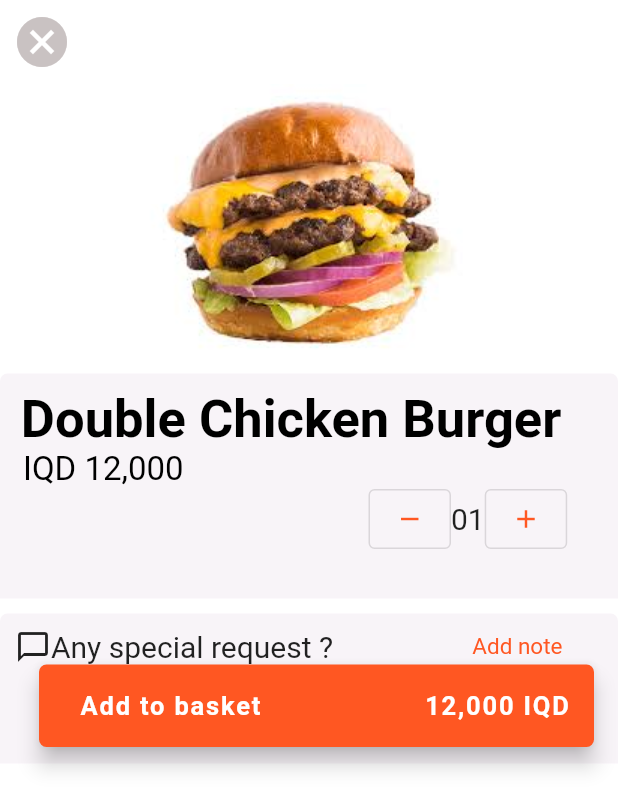
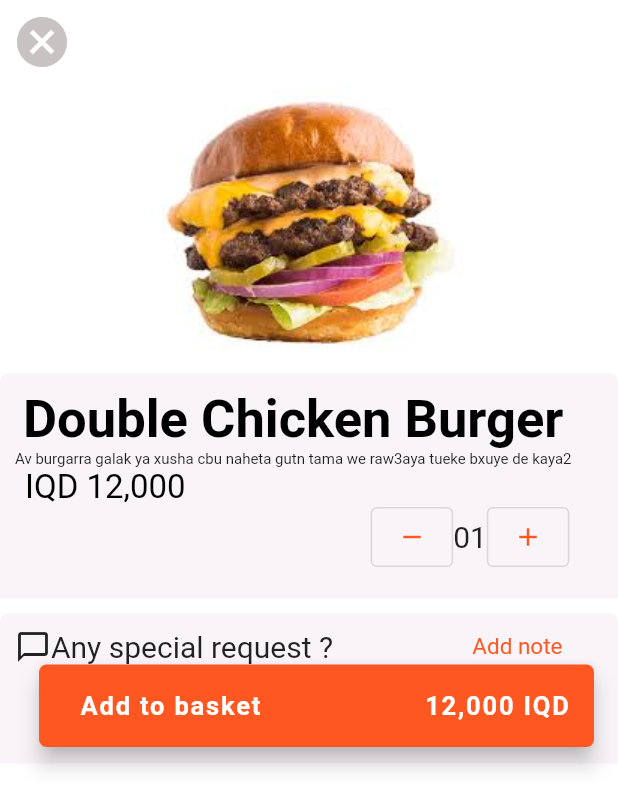
Before and after one commit to nezeek/flutter_talabat_app, a Flutter app: the Datascreen screen opened directly, on a phone screen of 412 x 824 dp. Shown: the top 810 px of the screen. Run offline on Flutter 3.47's test engine with Material 2 defaults, Android fonts, the phone set to English and light mode, and no system bars.

```diff
--- a/lib/Dlkhaz/DataScreen.dart
+++ b/lib/Dlkhaz/DataScreen.dart
@@ -45,6 +45,7 @@ Column(
   color: Colors.black,
     ),
     ),
+    Text("Av burgarra galak ya xusha cbu naheta gutn tama we raw3aya tueke bxuye de kaya2",style: TextStyle(fontSize: 10),),
     Column(children: <Widget>[
     Row(
       children: <Widget>[
--- a/lib/main.dart
+++ b/lib/main.dart
@@ -1,4 +1,6 @@
 import 'package:flutter/material.dart';
+import 'package:flutter_talabat_app/Dlkhaz/DataScreen.dart';
+import 'package:flutter_talabat_app/Dlkhaz/account.dart';
 
 import 'package:flutter_talabat_app/saraa%20folder/resturant_page.dart';
 void main() {
@@ -17,7 +19,7 @@ class MyApp extends StatelessWidget {
         primarySwatch: Colors.blue,
       ),
 
-      home: ResturantPage() ,
+      home: Datascreen() ,
 
 
     );
```
Also changed, not shown: lib/Dlkhaz/account.dart (+8 -2 lines).
